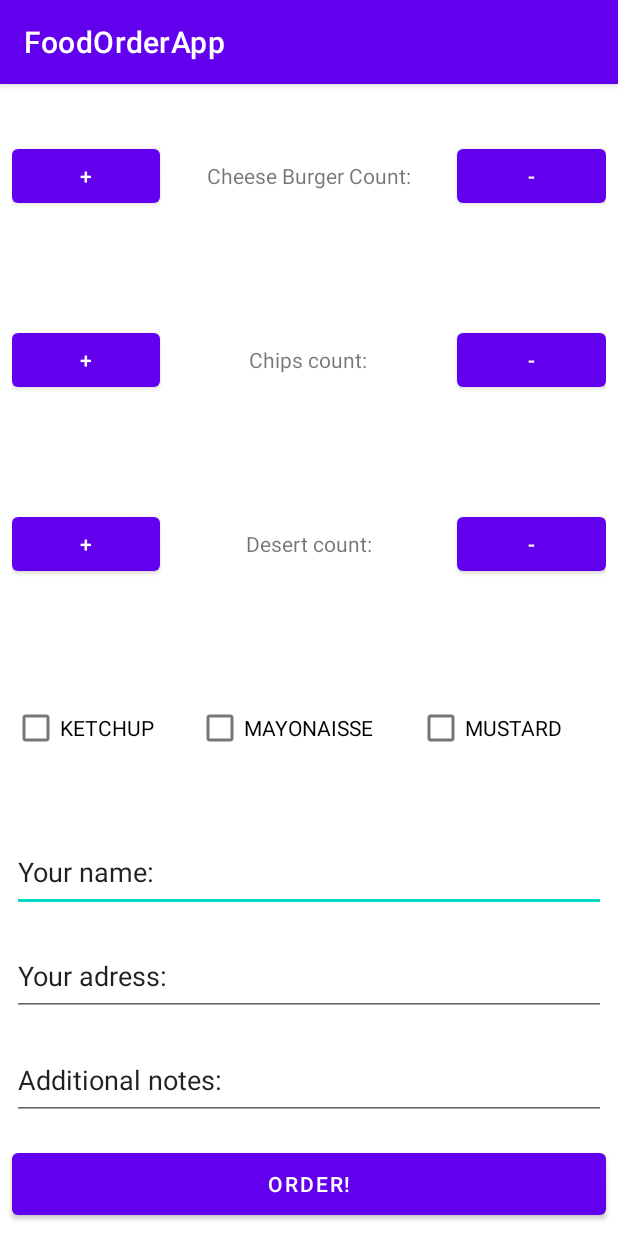
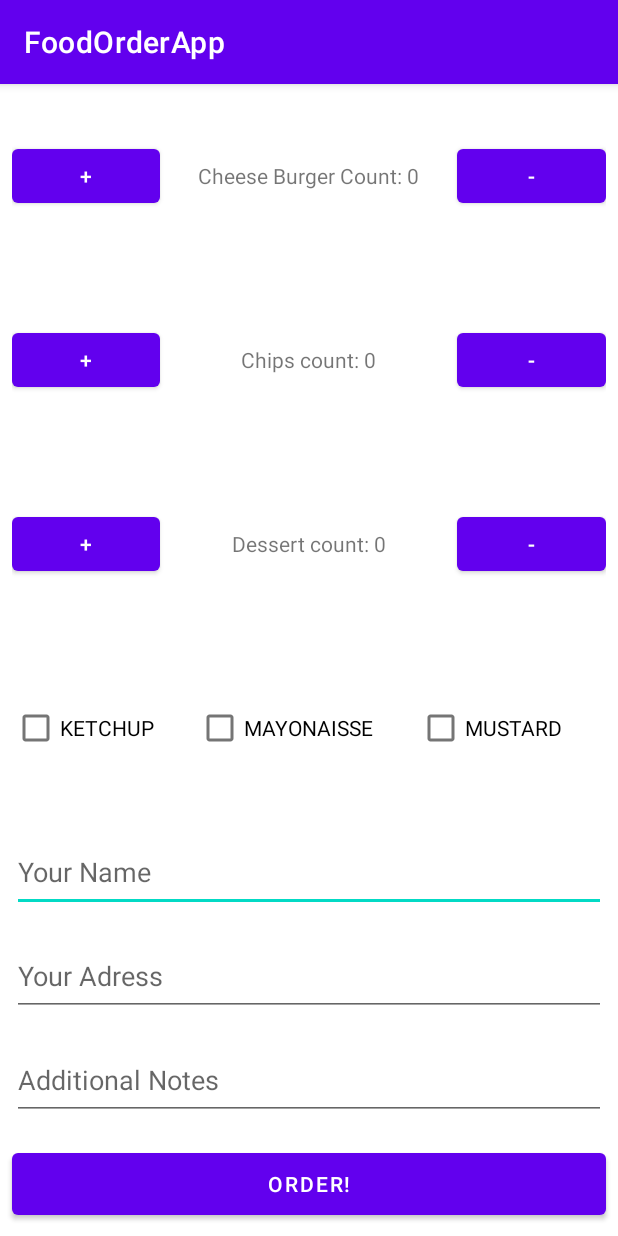
Before and after one commit to utkualtintas/FoodOrderApp, an Android app: the screen it shows after launch (MainActivity), on a phone screen of 412 x 824 dp. Run offline under Robolectric (Android 15) with nearby library versions, the phone set to English and light mode, and no system bars.

```diff
--- a/app/src/main/AndroidManifest.xml
+++ b/app/src/main/AndroidManifest.xml
@@ -9,10 +9,9 @@
         android:roundIcon="@mipmap/ic_launcher_round"
         android:supportsRtl="true"
         android:theme="@style/Theme.FoodOrderApp">
-        <activity android:name=".MainActivity">
+        <activity android:name=".MainActivity" >
             <intent-filter>
                 <action android:name="android.intent.action.MAIN" />
-
                 <category android:name="android.intent.category.LAUNCHER" />
             </intent-filter>
         </activity>
--- a/app/src/main/res/layout/activity_main.xml
+++ b/app/src/main/res/layout/activity_main.xml
@@ -26,10 +26,12 @@
                 android:layout_width="0dp"
                 android:layout_height="wrap_content"
                 android:layout_weight="1"
+                android:onClick="cheeseBurger_increment"
                 android:text="+"/>
             <TextView
                 android:layout_weight="2"
-                android:text="Cheese Burger Count:"
+                android:text="Cheese Burger Count: 0"
+                android:id="@+id/cheeseBurgerText"
                 android:textAlignment="center"
                 android:layout_width="0dp"
                 android:layout_height="wrap_content"/>
@@ -37,6 +39,7 @@
                 android:layout_weight="1"
                 android:layout_width="0dp"
                 android:layout_height="wrap_content"
+                android:onClick="cheeseBurger_decrement"
                 android:text="-"/>
 
         </LinearLayout>
@@ -49,6 +52,7 @@
             android:layout_margin="8dp">
             <Button
                 android:layout_width="0dp"
+                android:onClick="chips_increment"
                 android:layout_height="wrap_content"
                 android:layout_weight="1"
                 android:text="+"/>
@@ -56,10 +60,12 @@
                 android:textAlignment="center"
 
                 android:layout_weight="2"
-                android:text="Chips count:"
+                android:text="Chips count: 0"
+                android:id="@+id/chipsText"
                 android:layout_width="0dp"
                 android:layout_height="wrap_content"/>
             <Button
+                android:onClick="chips_decrement"
                 android:layout_weight="1"
                 android:layout_width="0dp"
                 android:layout_height="wrap_content"
@@ -74,6 +80,7 @@
             android:layout_height="0dp"
             android:layout_margin="8dp">
             <Button
+                android:onClick="dessert_increment"
                 android:layout_width="0dp"
                 android:layout_height="wrap_content"
                 android:layout_weight="1"
@@ -83,9 +90,11 @@
 
                 android:layout_weight="2"
                 android:layout_width="0dp"
-                android:text="Desert count:"
+                android:text="Dessert count: 0"
+                android:id="@+id/dessertText"
                 android:layout_height="wrap_content"/>
             <Button
+                android:onClick="dessert_decrement"
                 android:layout_weight="1"
                 android:layout_width="0dp"
                 android:layout_height="wrap_content"
@@ -103,6 +112,7 @@
                 android:layout_weight="1"
                 android:layout_gravity="center_vertical"
                 android:text="KETCHUP"
+                android:id="@+id/ketchupCheckBox"
                 android:layout_width="wrap_content"
                 android:layout_height="wrap_content"/>
 
@@ -110,12 +120,13 @@
                 android:layout_gravity="center_vertical"
                 android:layout_weight="1"
                 android:text="MAYONAISSE"
-
+android:id="@+id/mayocheckBox"
                 android:layout_width="wrap_content"
                 android:layout_height="wrap_content"/>
 
 
             <CheckBox
+                android:id="@+id/mustardCheckBox"
                 android:text="MUSTARD"
                 android:layout_gravity="center_vertical"
                 android:layout_weight="1"
@@ -125,20 +136,22 @@
         </LinearLayout>
 
         <EditText
-            android:text="Your name:"
+            android:hint="Your Name"
+            android:id="@+id/namesEditText"
             android:layout_margin="8dp"
             android:layout_weight="1"
             android:layout_width="match_parent"
             android:layout_height="0dp"/>
         <EditText
-            android:text="Your adress:"
-
+            android:hint="Your Adress"
+android:id="@+id/adressEditText"
             android:layout_margin="8dp"
             android:layout_weight="1"
             android:layout_width="match_parent"
             android:layout_height="0dp"/>
         <EditText
-            android:text="Additional notes:"
+            android:id="@+id/notesEditText"
+            android:hint="Additional Notes"
             android:layout_margin="8dp"
             android:layout_weight="1"
             android:layout_width="match_parent"
```
Also changed, not shown: app/src/main/java/com/example/foodorderapp/MainActivity.java (+77 -0 lines).
